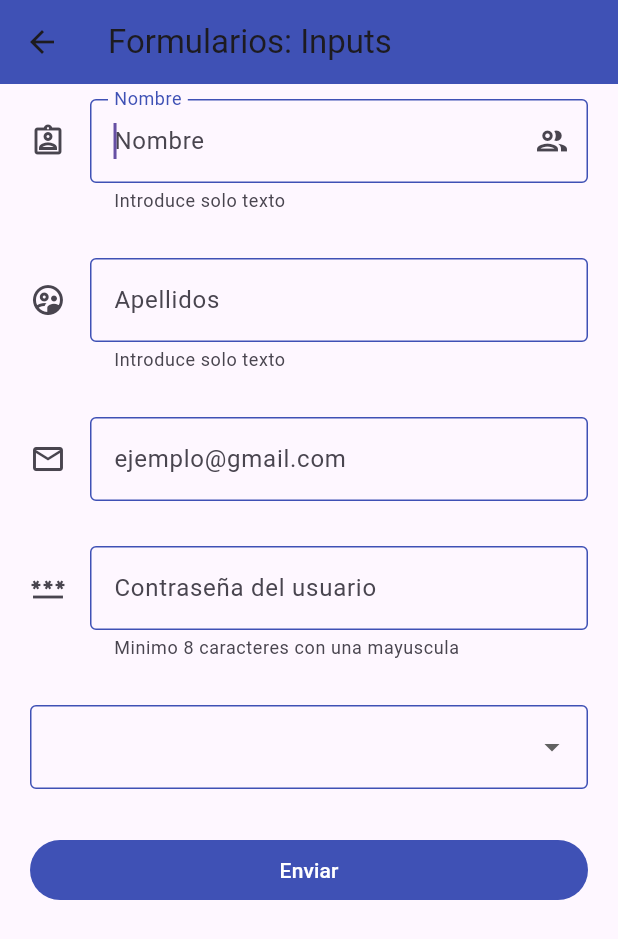
After one commit to RaulPachecoo/fl_components, a Flutter app: the InputsScreen screen opened by its route, on a phone screen of 412 x 824 dp. The commit adds this screen. Shown: the top 939 px of the screen. Run offline on Flutter 3.47's test engine with Material 3 defaults, Android fonts, the phone set to English and light mode, and no system bars.

Commit message:
Segundo Commit

```diff
--- a/fl_components/lib/app_routes/app_routes.dart
+++ b/fl_components/lib/app_routes/app_routes.dart
@@ -13,6 +13,9 @@ class AppRoutes{
     MenuOption(route: 'card', icon: Icons.credit_card, name: 'Cards', screen: const CardScreen()),
     MenuOption(route: 'avatar', icon: Icons.supervised_user_circle_outlined, name: 'Avatar', screen: const AvatarScreen()),
     MenuOption(route: 'animated', icon: Icons.play_circle_fill_outlined, name: 'AnimatedContainer', screen: const AnimatedScreen()),
+    MenuOption(route: 'inputs', icon: Icons.inbox_rounded, name: 'Formularios: Inputs', screen: const InputsScreen()),
+    MenuOption(route: 'slider', icon: Icons.slow_motion_video_rounded, name: 'Formularios: Slider & Checks', screen: const SliderScreen()),
+    MenuOption(route: 'listviewBuilder', icon: Icons.build_circle_outlined, name: 'Infinite Scrolling', screen: const ListViewBuilderScreen()),
   ];
 
   static Map<String, Widget Function(BuildContext)> getAppRoutes(){
--- /dev/null
+++ b/fl_components/lib/screens/inputs_screen.dart
@@ -0,0 +1,74 @@
+import 'package:flutter/material.dart';
+import 'package:fl_components/widgets/widgets.dart';
+
+class InputsScreen extends StatelessWidget {
+
+
+
+  const InputsScreen({Key? key}) : super(key: key);
+
+  @override
+  Widget build(BuildContext context) {
+
+    final myFormKey = GlobalKey<FormState>();
+
+    final Map<String, String> formValues = {
+      'nombre' : 'Anselmo',
+      'apellidos': 'Godofredo Orador',
+      'email': 'Anselmo123@gmail.com',
+      'password': '123456',
+      'rol': 'usuario'
+
+    };
+
+    return Scaffold(
+      appBar: AppBar(
+        title: const Text('Formularios: Inputs'),
+      ),
+      body:  SingleChildScrollView(
+        padding: const EdgeInsets.symmetric(horizontal: 20, vertical: 10),
+        child: Form(
+          key: myFormKey,
+          child: Column(
+            children: [
+              CustomTextFormField(hintText: 'Nombre', labelText: 'Nombre', helperText: 'Introduce solo texto', icon: Icons.assignment_ind_outlined, suffixIcon: Icons.group_outlined, formProperty: 'nombre', formValues: formValues,),
+              const SizedBox(height: 30,),
+              CustomTextFormField(hintText: 'Apellidos', labelText: 'Apellidos', helperText: 'Introduce solo texto', icon: Icons.supervised_user_circle_outlined, formProperty: 'apellidos', formValues: formValues,),
+              const SizedBox(height: 30,),
+              CustomTextFormField(hintText: 'E-mail', labelText: 'ejemplo@gmail.com', icon: Icons.email_outlined, keyboardType: TextInputType.emailAddress, formProperty: 'email', formValues: formValues,),
+              const SizedBox(height: 30,),
+              CustomTextFormField(hintText: 'Contraseña', labelText: 'Contraseña del usuario',helperText: 'Minimo 8 caracteres con una mayuscula', icon: Icons.password_outlined, obscureText: true, formProperty: 'contraseña', formValues: formValues,),
+              const SizedBox(height: 30,),
+              DropdownButtonFormField(
+                items: const [
+                  DropdownMenuItem(value: 'usuario',child: Text('Usuario'),),
+                  DropdownMenuItem(value: 'editor',child: Text('Editor'),),
+                  DropdownMenuItem(value: 'administrador',child: Text('Administrador'),)
+                ],
+                onChanged: (value){
+                  formValues['rol'] = value ?? 'usuario';
+                }
+              ),
+              const SizedBox(height: 30,),
+              ElevatedButton(
+                child: const SizedBox(
+                  width: double.infinity,
+                  child: Center(child: Text('Enviar')),
+
+                ),
+                onPressed: () {
+                  if(!myFormKey.currentState!.validate()){
+                    FocusScope.of(context).requestFocus(FocusNode());
+                    print('El formulario contiene errores');
+                    return;
+                  }
+                  print(formValues);
+                },
+              )
+            ],
+          ),
+        )
+      ),
+    );
+  }
+}
--- a/fl_components/lib/screens/screens.dart
+++ b/fl_components/lib/screens/screens.dart
@@ -9,3 +9,6 @@ export 'package:fl_components/screens/lannister_screen.dart';
 export 'package:fl_components/screens/baratheon_screen.dart';
 export 'package:fl_components/screens/avatar_screen.dart';
 export 'package:fl_components/screens/animated_screen.dart';
+export 'package:fl_components/screens/inputs_screen.dart';
+export 'package:fl_components/screens/slider_screen.dart';
+export 'package:fl_components/screens/listview_builder_screen.dart';
--- a/fl_components/lib/theme/app_theme.dart
+++ b/fl_components/lib/theme/app_theme.dart
@@ -32,6 +32,28 @@ class AppTheme{
             foregroundColor: Colors.white
 
           )
+        ),
+
+        //InputDecoration
+        inputDecorationTheme: const InputDecorationTheme(
+          floatingLabelStyle: TextStyle(
+            color: primary,
+          ),
+          focusedBorder: OutlineInputBorder(
+            borderSide: BorderSide(
+              color: primary,
+            ),
+            //borderRadius: BorderRadius.only(bottomLeft: Radius.circular(10))
+          ),
+          enabledBorder: OutlineInputBorder(
+            borderSide: BorderSide(
+              color: primary,
+            ),
+            //borderRadius: BorderRadius.only(bottomLeft: Radius.circular(10))
+          ),
+          border: OutlineInputBorder(
+            borderRadius: BorderRadius.only(bottomLeft: Radius.circular(10))
+          )
         )
 
 
--- /dev/null
+++ b/fl_components/lib/widgets/custom_text_form_field.dart
@@ -0,0 +1,46 @@
+import 'package:flutter/material.dart';
+class CustomTextFormField extends StatelessWidget {
+
+  final String? hintText;
+  final String? labelText;
+  final String? helperText;
+  final IconData? icon;
+  final IconData? suffixIcon;
+  final TextInputType? keyboardType;
+  final bool obscureText;
+
+  final String formProperty;
+  final Map<String, String> formValues;
+
+
+
+
+  const CustomTextFormField({
+    super.key, this.hintText, this.labelText, this.helperText, required this.icon, this.suffixIcon, this.keyboardType, this.obscureText = false, required this.formProperty, required this.formValues,
+  });
+
+  @override
+  Widget build(BuildContext context) {
+    return TextFormField(
+      autofocus: true,
+      textCapitalization: TextCapitalization.words,
+      keyboardType: keyboardType,
+      obscureText: obscureText,
+      onChanged: (value) => formValues[formProperty] = value,
+      validator: (value) {
+        if(value!.length < 5 ){
+          return 'Mínimo 5 caracteres';
+        }
+      },
+      autovalidateMode: AutovalidateMode.onUserInteraction,
+      decoration: InputDecoration(
+        hintText: hintText,
+        labelText: labelText,
+        helperText: helperText,
+        //prefixIcon: Icon(Icons.verified_user_outlined),
+        icon: Icon(icon),
+        suffixIcon: Icon(suffixIcon),
+      ),
+    );
+  }
+}
--- a/fl_components/lib/widgets/widgets.dart
+++ b/fl_components/lib/widgets/widgets.dart
@@ -1,2 +1,3 @@
 export 'package:fl_components/widgets/custom_card_tipo_1.dart';
 export 'package:fl_components/widgets/custom_card_tipo_2.dart';
+export 'package:fl_components/widgets/custom_text_form_field.dart';
```
Also changed, not shown: fl_components/lib/screens/listview_builder_screen.dart (added, +128 -0 lines), fl_components/lib/screens/slider_screen.dart (added, +63 -0 lines).
